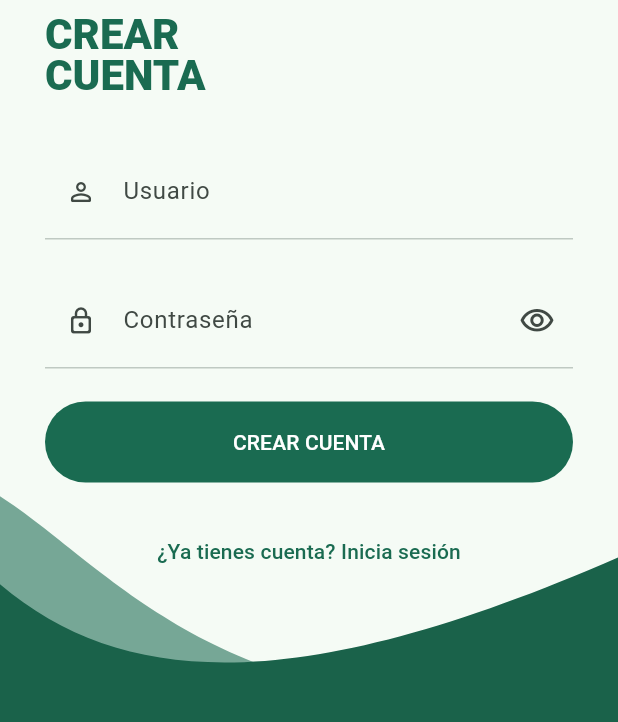
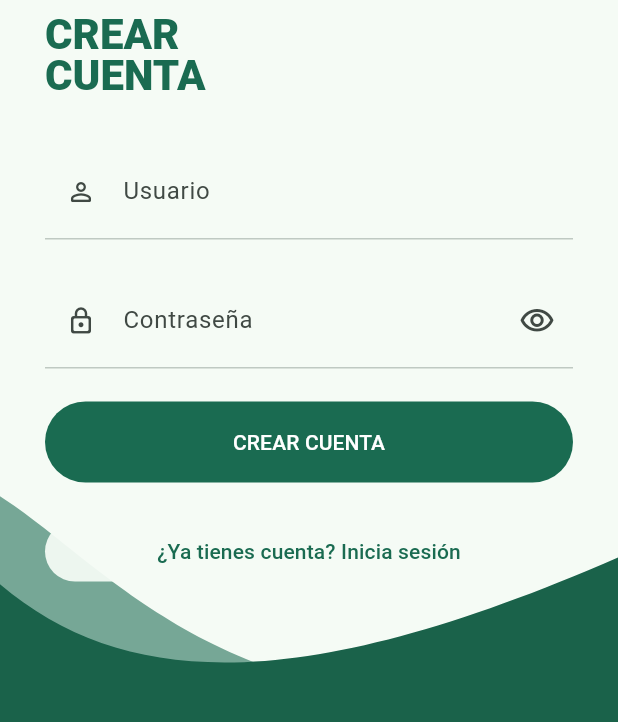
Before and after one commit to MonicaApaza/devtools, a Flutter app: the screen it shows after launch, after a tap on "¿No tienes cuenta? Regístrate", on a phone screen of 412 x 824 dp, the part 437-1159 px from its top. Run offline on Flutter 3.47's test engine with Material 3 defaults, Android fonts, the light colour scheme and no system bars; our stand-ins replace get, get_storage.

Commit message:
fix: adjust layout for desktop and mobile views in login and register screens

```diff
--- a/mobile/lib/presentacion/pantallas/login_screen.dart
+++ b/mobile/lib/presentacion/pantallas/login_screen.dart
@@ -17,6 +17,10 @@ class LoginScreen extends GetView<AuthController> {
     final verdeMedio = Color.lerp(esquema.primary, esquema.surface, 0.42)!;
     final verdeProfundo = Color.lerp(esquema.primary, esquema.onSurface, 0.12)!;
     final margenSuperiorSistema = MediaQuery.viewPaddingOf(context).top;
+    final esEscritorio = MediaQuery.sizeOf(context).width >= 600;
+    final alturaCurvaInferior = esEscritorio ? 110.0 : 220.0;
+    final rellenoSuperior = margenSuperiorSistema + (esEscritorio ? 110.0 : 178.0);
+    final rellenoInferior = esEscritorio ? 140.0 : 244.0;
 
     return Scaffold(
       // El fondo se dibuja fuera de SafeArea para continuar detrás del reloj
@@ -41,7 +45,7 @@ class LoginScreen extends GetView<AuthController> {
               left: 0,
               right: 0,
               bottom: 0,
-              height: 220,
+              height: alturaCurvaInferior,
               child: IgnorePointer(
                 child: CustomPaint(
                   painter: CurvasLoginInferioresPainter(
@@ -66,17 +70,16 @@ class LoginScreen extends GetView<AuthController> {
             SingleChildScrollView(
               padding: EdgeInsets.fromLTRB(
                 30,
-                margenSuperiorSistema + 178,
+                rellenoSuperior,
                 30,
-                244,
+                rellenoInferior,
               ),
               child: ConstrainedBox(
                 constraints: BoxConstraints(
                   minHeight:
                       (restricciones.maxHeight -
-                              margenSuperiorSistema -
-                              178 -
-                              244)
+                              rellenoSuperior -
+                              rellenoInferior)
                           .clamp(0, double.infinity)
                           .toDouble(),
                 ),
@@ -132,7 +135,8 @@ class LoginScreen extends GetView<AuthController> {
                             contexto: context,
                             etiqueta: 'Contraseña',
                             icono: Icons.lock_outline_rounded,
-                            sufijo: IconButton(
+                            sufijo: ExcludeFocusTraversal(
+                              child: IconButton(
                                 tooltip: controller.mostrarContrasena.value
                                     ? 'Ocultar contraseña'
                                     : 'Mostrar contraseña',
@@ -147,11 +151,14 @@ class LoginScreen extends GetView<AuthController> {
                             ),
                           ),
                         ),
+                      ),
                       Align(
                         alignment: Alignment.centerRight,
+                        child: ExcludeFocusTraversal(
                           child: TextButton(
                             onPressed: () {},
                             child: const Text('¿Olvidaste tu contraseña?'),
+                          ),
                         ),
                       ),
                       const SizedBox(height: 22),
@@ -178,6 +185,14 @@ class LoginScreen extends GetView<AuthController> {
                       ),
                       const SizedBox(height: 22),
                       TextButton(
+                        style: TextButton.styleFrom(
+                          foregroundColor: esquema.primary,
+                          backgroundColor: esquema.surface.withValues(alpha: 0.94),
+                          padding: const EdgeInsets.symmetric(
+                            horizontal: 16,
+                            vertical: 10,
+                          ),
+                        ),
                         onPressed: () => Get.toNamed(AppRutas.registro),
                         child: const Text('¿No tienes cuenta? Regístrate'),
                       ),
--- a/mobile/lib/presentacion/pantallas/register_screen.dart
+++ b/mobile/lib/presentacion/pantallas/register_screen.dart
@@ -17,6 +17,10 @@ class RegisterScreen extends GetView<AuthController> {
     final verdeMedio = Color.lerp(esquema.primary, esquema.surface, 0.42)!;
     final verdeProfundo = Color.lerp(esquema.primary, esquema.onSurface, 0.12)!;
     final margenSuperiorSistema = MediaQuery.viewPaddingOf(context).top;
+    final esEscritorio = MediaQuery.sizeOf(context).width >= 600;
+    final alturaCurvaInferior = esEscritorio ? 110.0 : 220.0;
+    final rellenoSuperior = margenSuperiorSistema + (esEscritorio ? 110.0 : 178.0);
+    final rellenoInferior = esEscritorio ? 140.0 : 48.0;
 
     return Scaffold(
       body: LayoutBuilder(
@@ -39,7 +43,7 @@ class RegisterScreen extends GetView<AuthController> {
               left: 0,
               right: 0,
               bottom: 0,
-              height: 220,
+              height: alturaCurvaInferior,
               child: IgnorePointer(
                 child: CustomPaint(
                   painter: CurvasLoginInferioresPainter(
@@ -61,14 +65,14 @@ class RegisterScreen extends GetView<AuthController> {
             SingleChildScrollView(
               padding: EdgeInsets.fromLTRB(
                 30,
-                margenSuperiorSistema + 178,
+                rellenoSuperior,
                 30,
-                48,
+                rellenoInferior,
               ),
               child: ConstrainedBox(
                 constraints: BoxConstraints(
                   minHeight:
-                      (restricciones.maxHeight - margenSuperiorSistema - 178 - 48)
+                      (restricciones.maxHeight - rellenoSuperior - rellenoInferior)
                           .clamp(0, double.infinity)
                           .toDouble(),
                 ),
@@ -151,6 +155,14 @@ class RegisterScreen extends GetView<AuthController> {
                     ),
                     const SizedBox(height: 22),
                     TextButton(
+                      style: TextButton.styleFrom(
+                        foregroundColor: esquema.primary,
+                        backgroundColor: esquema.surface.withValues(alpha: 0.94),
+                        padding: const EdgeInsets.symmetric(
+                          horizontal: 16,
+                          vertical: 10,
+                        ),
+                      ),
                       onPressed: () => Get.back(),
                       child: const Text('¿Ya tienes cuenta? Inicia sesión'),
                     ),
```
Lines whose indentation alone changed are shown as unchanged.
